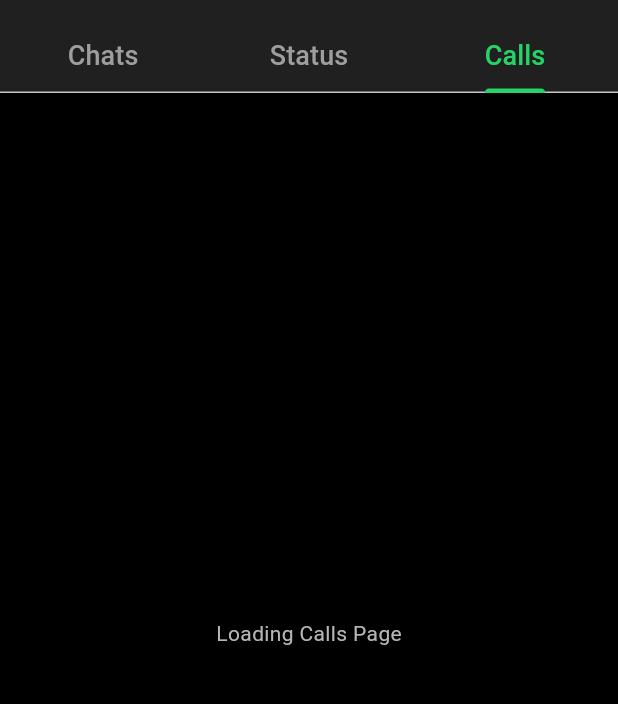
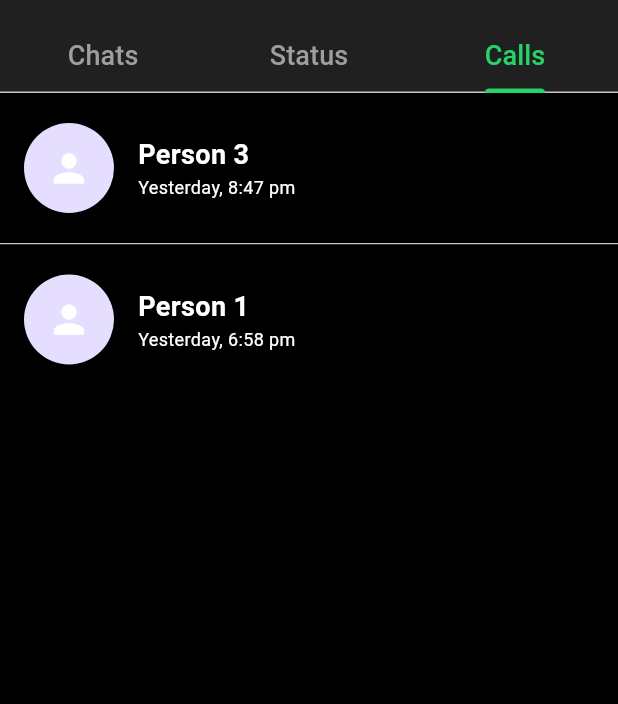
Before and after one commit to SanduSenarathne/demo_app, a Flutter app: the screen it shows after launch, tab 3 chosen, on a phone screen of 412 x 824 dp, the part 63-767 px from its top. Run offline on Flutter 3.47's test engine with Material 2 defaults, Android fonts, the phone set to English and light mode, and no system bars; our stand-ins replace get.

Commit message:
create call display page

```diff
--- a/lib/View/callPage.dart
+++ b/lib/View/callPage.dart
@@ -12,16 +12,77 @@ class CallerPage extends StatelessWidget {
 
   @override
   Widget build(BuildContext context) {
-    return Scaffold(
-      body: Center(
-        child: Text(
-          'Loading Calls Page',
-          style: TextStyle(
-            color: Color.fromARGB(255, 183, 181, 181),
+    List<Map<String, dynamic>> statusData = [
+      {
+        'name': 'Person 3',
+        'time': 'Yesterday, 8:47 pm',
+        'icon': Icons.person,
+      },
+      {
+        'name': 'Person 1',
+        'time': 'Yesterday, 6:58 pm',
+        'icon': Icons.person,
+      },
+    ];
+
+    return Container(
+      color: Colors.black,
+      child: Scrollbar(
+        child: ListView.separated(
+          separatorBuilder: (context, child) => Divider(
+            height: 1,
           ),
+          padding: EdgeInsets.all(0.0),
+          itemCount: statusData.length,
+          itemBuilder: (context, i) {
+            final person = statusData[i];
+            return Container(
+              height: 100,
+              width: double.infinity,
+              color: Colors.black,
+              child: Row(
+                children: [
+                  SizedBox(width: 16),
+                  CircleAvatar(
+                    radius: 30,
+                    child: Icon(
+                      person['icon'],
+                      size: 30,
+                      color: Colors.white,
+                    ),
+                  ),
+                  SizedBox(width: 16),
+                  Row(
+                    children: [
+                      Column(
+                        mainAxisAlignment: MainAxisAlignment.center,
+                        crossAxisAlignment: CrossAxisAlignment.start,
+                        children: [
+                          Text(
+                            person['name'],
+                            style: TextStyle(
+                              color: Colors.white,
+                              fontSize: 18,
+                              fontWeight: FontWeight.bold,
+                            ),
+                          ),
+                          Text(
+                            person['time'],
+                            style: TextStyle(
+                              color: Colors.white,
+                              fontSize: 12,
+                            ),
+                          ),
+                        ],
+                      ),
+                    ],
+                  ),
+                ],
+              ),
+            );
+          },
         ),
       ),
-      backgroundColor: Colors.black,
     );
   }
 }
--- a/lib/View/chatPage.dart
+++ b/lib/View/chatPage.dart
@@ -23,6 +23,26 @@ class ChatPage extends StatelessWidget {
       },
       {
         'name': 'Person 3',
+        'icon': Icons.person,
+      },
+      {
+        'name': 'Person 4',
+        'icon': Icons.person,
+      },
+      {
+        'name': 'Person 5',
+        'icon': Icons.person,
+      },
+      {
+        'name': 'Person 6',
+        'icon': Icons.person,
+      },
+      {
+        'name': 'Person 7',
+        'icon': Icons.person,
+      },
+      {
+        'name': 'Person 8',
         'icon': Icons.person,
       },
     ];
```
